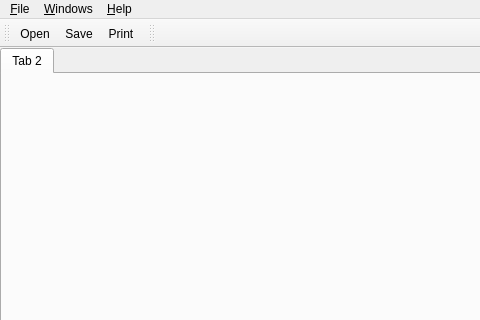
First picture: the form in software/tulip/designer/Tulip.ui, repository jalamao/tulip-1, before the edit; both pictures show x 0 to 480 and y 0 to 320 of the 1005 by 700 pixel window.
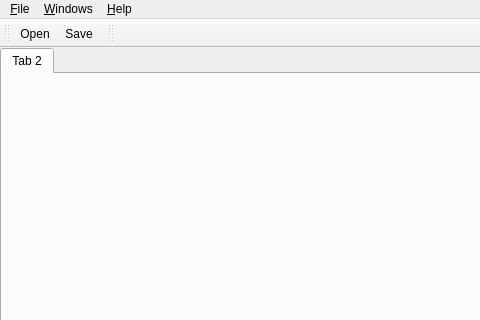
Second picture: the form after the edit. Icons and pictures are not drawn.

Commit message: Make the print action works with all perspective. Remove the print action from the file menu.

```diff
--- a/software/tulip/designer/Tulip.ui
+++ b/software/tulip/designer/Tulip.ui
@@ -51,7 +51,6 @@
    </attribute>
    <addaction name="fileOpenAction"/>
    <addaction name="fileSaveAction"/>
-   <addaction name="filePrintAction"/>
   </widget>
   <widget class="QToolBar" name="graphToolBar">
    <property name="orientation">
@@ -158,21 +157,6 @@
     <string>Ctrl+Shift+S</string>
    </property>
   </action>
-  <action name="filePrintAction">
-   <property name="icon">
-    <iconset resource="TulipResource.qrc">
-     <normaloff>:/i_print.png</normaloff>:/i_print.png</iconset>
-   </property>
-   <property name="text">
-    <string>&amp;Print...</string>
-   </property>
-   <property name="iconText">
-    <string>Print</string>
-   </property>
-   <property name="shortcut">
-    <string>Ctrl+P</string>
-   </property>
-  </action>
   <action name="fileExitAction">
    <property name="text">
     <string>E&amp;xit</string>
```
Left out of the diff: 18 changed lines with no effect on the pictures. The commit also changes 5 other files.
